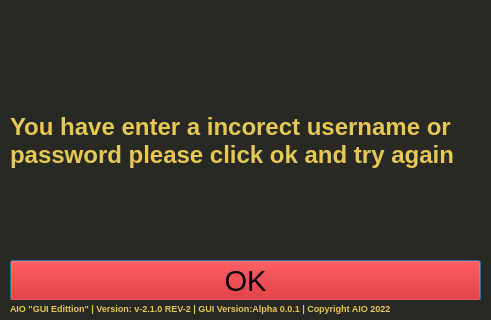
Above: AIO Gui/IUOP.ui from AIO-Software-tech/The-All-In-One-Project before the change; both pictures show x 0 to 491 and y 210 to 530 of the 491 by 530 pixel window. Below: the same form after it.
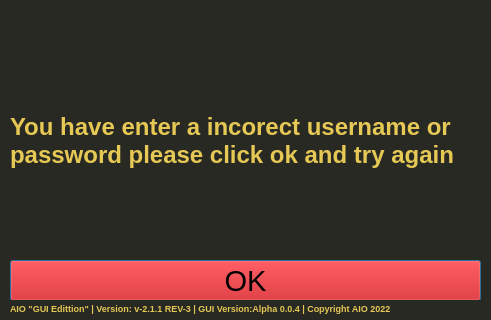
That is the form after the change.

Commit message: AIO GUI v-0.0.4 Alpha Rev-2

```diff
--- a/AIO Gui/IUOP.ui
+++ b/AIO Gui/IUOP.ui
@@ -127,7 +127,7 @@
     <string notr="true">color: rgb(230, 200, 85);</string>
    </property>
    <property name="text">
-    <string>AIO &quot;GUI Edittion&quot; | Version: v-2.1.0 REV-2 | GUI Version:Alpha 0.0.1 | Copyright AIO 2022</string>
+    <string>AIO &quot;GUI Edittion&quot; | Version: v-2.1.1 REV-3 | GUI Version:Alpha 0.0.4 | Copyright AIO 2022</string>
    </property>
    <property name="wordWrap">
     <bool>true</bool>
```
The commit also changes 39 other files.
